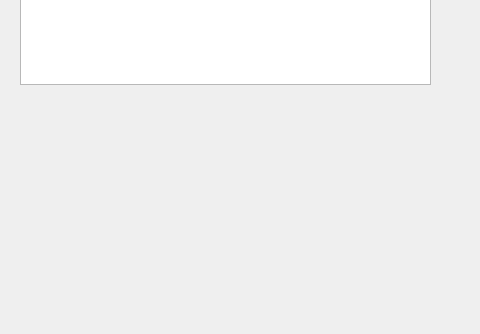
Above: bin/QT-myChat-Server/mainwindow.ui from Alanxtl/QT-myChat before the change; both pictures show x 0 to 480 and y 266 to 600 of the 800 by 600 pixel window. Below: the same form after it.
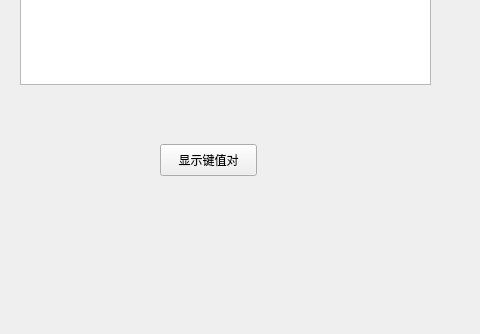
That is the form after the change.

The edit to the form file:
```diff
--- a/bin/QT-myChat-Server/mainwindow.ui
+++ b/bin/QT-myChat-Server/mainwindow.ui
@@ -76,6 +76,19 @@
      <bool>false</bool>
     </attribute>
    </widget>
+   <widget class="QPushButton" name="pushButton">
+    <property name="geometry">
+     <rect>
+      <x>160</x>
+      <y>410</y>
+      <width>97</width>
+      <height>32</height>
+     </rect>
+    </property>
+    <property name="text">
+     <string>显示键值对</string>
+    </property>
+   </widget>
   </widget>
   <widget class="QStatusBar" name="statusbar"/>
   <widget class="QMenuBar" name="menubar">
```
Left out of the diff: 2 changed lines with no effect on the pictures.
